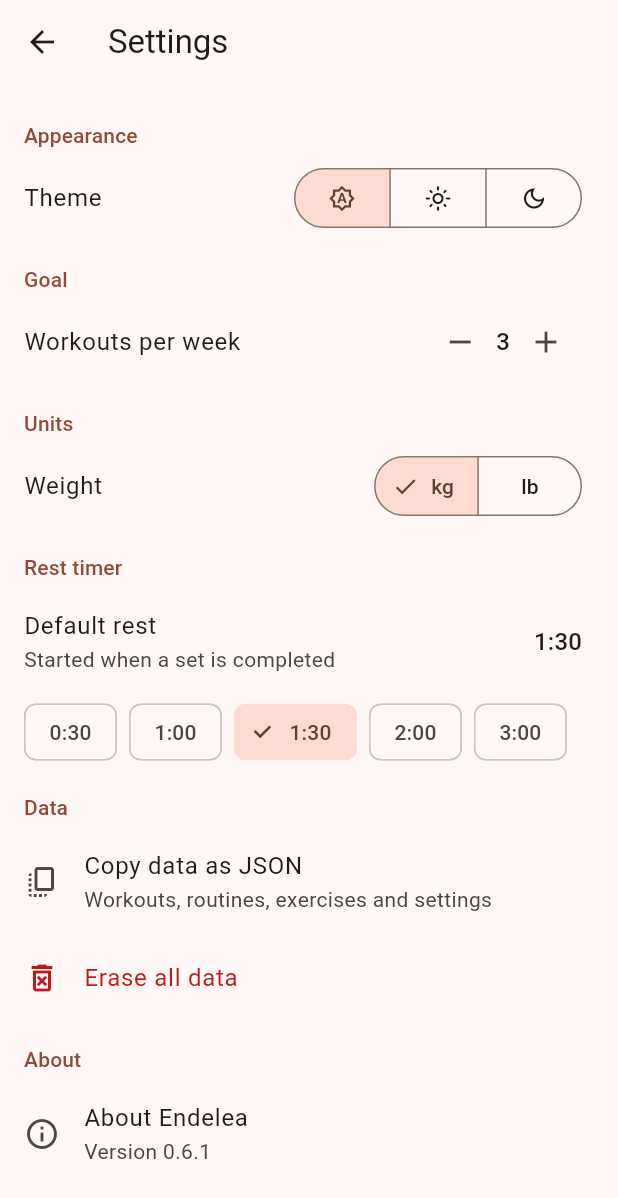
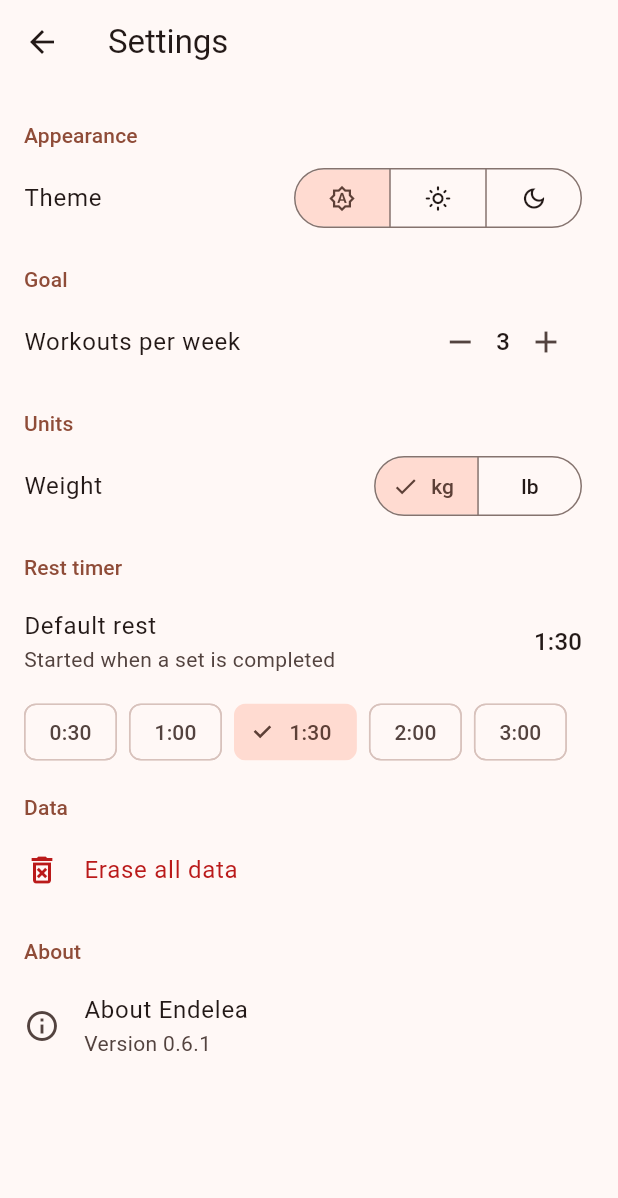
Before and after one commit to lordyhas/endelea, a Flutter app: the SettingsScreen screen opened directly, on a phone screen of 412 x 824 dp. Shown: the top 1198 px of the screen. Run offline on Flutter 3.47's test engine with Material 3 defaults, Android fonts, the phone set to English and light mode, and no system bars.

Commit message:
chore: remove copying the data as json

```diff
--- a/lib/data/export.dart
+++ /dev/null
@@ -1,24 +0,0 @@
-import 'dart:convert';
-
-import '../app/app_info.dart';
-import 'exercise_store.dart';
-import 'settings_store.dart';
-import 'template_store.dart';
-import 'workout_store.dart';
-
-/// Every saved data of the app in one readable json document.
-String exportData({
-  required WorkoutStore workouts,
-  required SettingsStore settings,
-  required ExerciseStore exercises,
-  required TemplateStore templates,
-  DateTime? now,
-}) => const JsonEncoder.withIndent('  ').convert({
-  'app': AppInfo.name,
-  'version': AppInfo.version,
-  'exportedAt': (now ?? DateTime.now()).toIso8601String(),
-  'settings': settings.settings.toJson(),
-  'exercises': [for (final e in exercises.custom) e.toJson()],
-  'routines': [for (final t in templates.templates) t.toJson()],
-  'history': [for (final w in workouts.history) w.toJson()],
-});
--- a/lib/screens/settings_screen.dart
+++ b/lib/screens/settings_screen.dart
@@ -1,12 +1,10 @@
 import 'package:flutter/material.dart';
-import 'package:flutter/services.dart';
 
 import '../app/app_info.dart';
 import '../app/exercise_scope.dart';
 import '../app/settings_scope.dart';
 import '../app/store_scope.dart';
 import '../app/template_scope.dart';
-import '../data/export.dart';
 import '../models/settings.dart';
 import '../utils/format.dart';
 import '../widgets/confirm_dialog.dart';
@@ -17,18 +15,6 @@ class SettingsScreen extends StatelessWidget {
   const SettingsScreen({super.key});
 
   static const _restOptions = [30, 60, 90, 120, 180];
-
-  Future<void> _copyData(BuildContext context) async {
-    final json = exportData(
-      workouts: StoreScope.of(context),
-      settings: SettingsScope.of(context),
-      exercises: ExerciseScope.of(context),
-      templates: TemplateScope.of(context),
-    );
-    await Clipboard.setData(ClipboardData(text: json));
-    if (!context.mounted) return;
-    showMessage(context, 'Data copied as JSON');
-  }
 
   Future<void> _eraseAll(BuildContext context) async {
     final confirmed = await confirm(
@@ -152,12 +138,6 @@ class SettingsScreen extends StatelessWidget {
           ),
           const _SectionTitle('Data'),
           ListTile(
-            leading: const Icon(Icons.copy_all_outlined),
-            title: const Text('Copy data as JSON'),
-            subtitle: const Text('Workouts, routines, exercises and settings'),
-            onTap: () => _copyData(context),
-          ),
-          ListTile(
             leading: Icon(
               Icons.delete_forever_outlined,
               color: theme.colorScheme.error,
```
Also changed, not shown: 1 other file.
